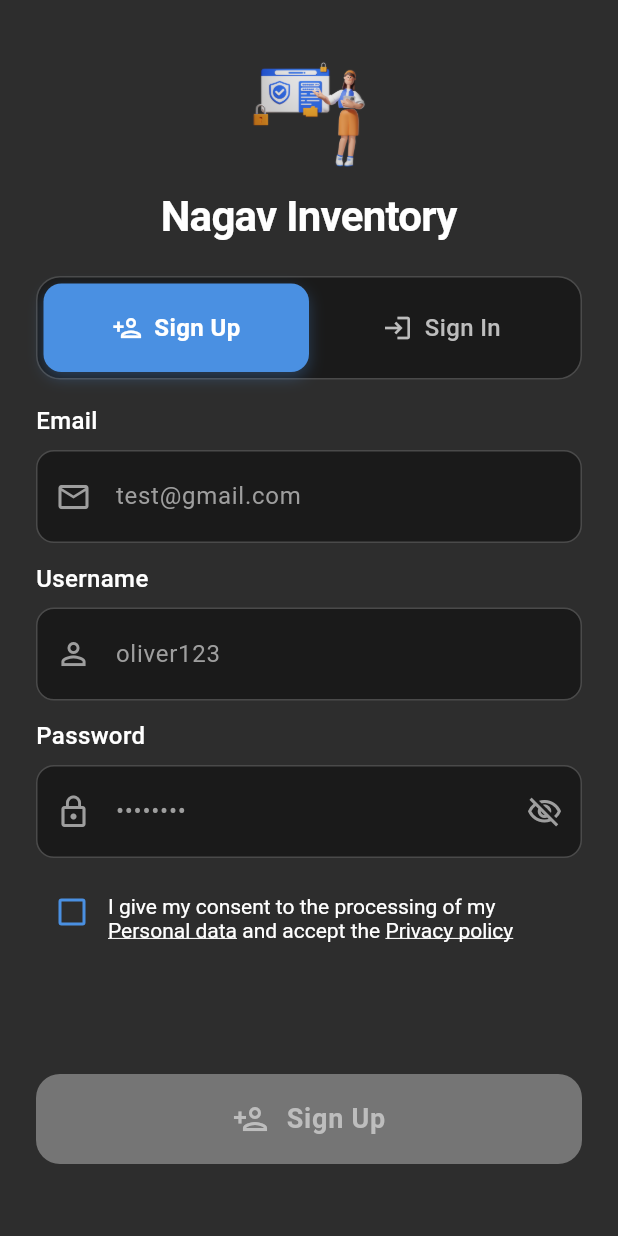
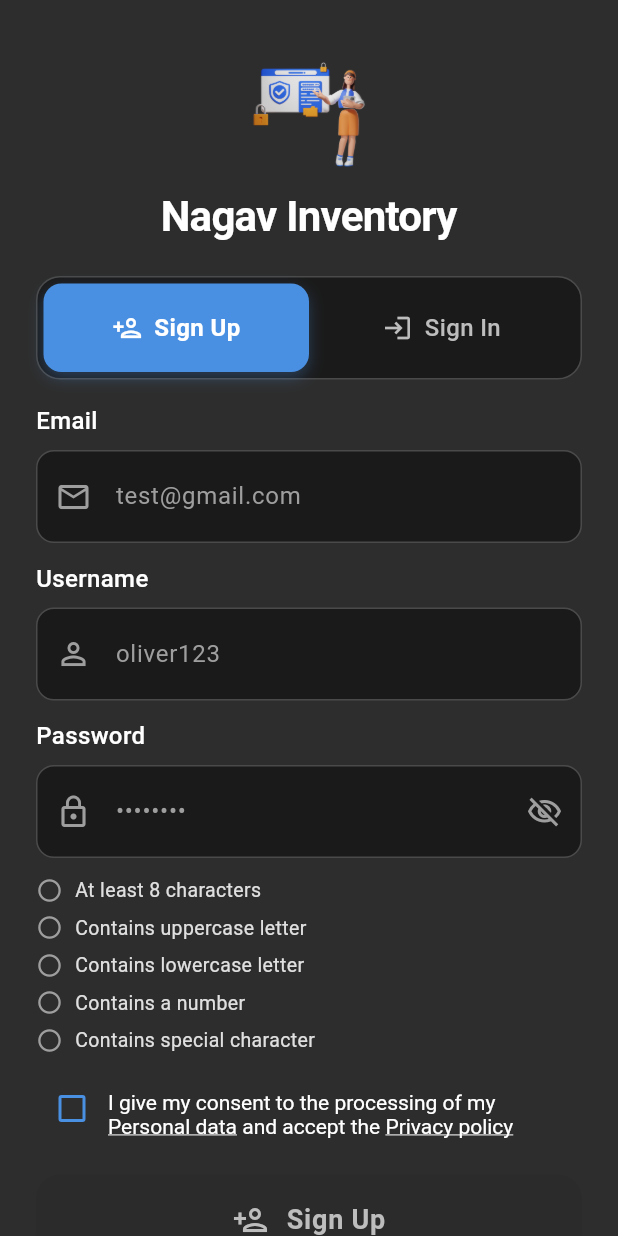
Before and after one commit to tranvix0910/warehouse-management-app, a Flutter app: the SignUpPage screen opened by its route, on a phone screen of 412 x 824 dp. Run offline on Flutter 3.47's test engine with Material 3 defaults, Android fonts, the phone set to English and light mode, and no system bars; our stand-ins replace device_preview, dio, firebase_core, firebase_database, fl_chart, flutter_secure_storage and 4 more; accounts and stored records are empty.

Commit message:
add logic validate password

```diff
--- a/lib/pages/signup_page.dart
+++ b/lib/pages/signup_page.dart
@@ -16,6 +16,19 @@ class _SignUpPageState extends State<SignUpPage> {
   bool _acceptTerms = false;
   bool _obscurePassword = true;
   bool _isLoading = false;
+
+  bool get _hasMinLength => _passwordController.text.length >= 8;
+  bool get _hasUppercase => RegExp(r'[A-Z]').hasMatch(_passwordController.text);
+  bool get _hasLowercase => RegExp(r'[a-z]').hasMatch(_passwordController.text);
+  bool get _hasNumber => RegExp(r'\d').hasMatch(_passwordController.text);
+  bool get _hasSpecial =>
+      RegExp(r'[!@#\$%\^&\*(),.?":{}|<>]').hasMatch(_passwordController.text);
+  bool get _isPasswordValid =>
+      _hasMinLength &&
+      _hasUppercase &&
+      _hasLowercase &&
+      _hasNumber &&
+      _hasSpecial;
 
   @override
   void dispose() {
@@ -39,6 +52,9 @@ class _SignUpPageState extends State<SignUpPage> {
       showErrorSnackTop(context, 'Please accept the terms');
       return;
     }
+
+    // Chặn submit nếu password chưa đạt yêu cầu (không show snack)
+    if (!_isPasswordValid) return;
 
     setState(() => _isLoading = true);
 
@@ -377,9 +393,19 @@ class _SignUpPageState extends State<SignUpPage> {
                                   },
                                 ),
                               ),
+                              onChanged: (_) => setState(() {}),
                             ),
                           ),
                         ],
+                      ),
+
+                      const SizedBox(height: 6),
+                      _PasswordRequirements(
+                        hasMinLength: _hasMinLength,
+                        hasUppercase: _hasUppercase,
+                        hasLowercase: _hasLowercase,
+                        hasNumber: _hasNumber,
+                        hasSpecial: _hasSpecial,
                       ),
 
                       SizedBox(height: constraints.maxHeight > 600 ? 12 : 8),
@@ -460,10 +486,14 @@ class _SignUpPageState extends State<SignUpPage> {
                         width: double.infinity,
                         height: 60,
                         child: ElevatedButton(
-                          onPressed: _isLoading ? null : _signUp,
+                          onPressed:
+                              _isLoading || !_acceptTerms || !_isPasswordValid
+                              ? null
+                              : _signUp,
                           style:
                               ElevatedButton.styleFrom(
-                                backgroundColor: _acceptTerms
+                                backgroundColor:
+                                    _acceptTerms && _isPasswordValid
                                     ? const Color(0xFF4A90E2)
                                     : Colors.grey[600],
                                 foregroundColor: Colors.white,
@@ -471,12 +501,12 @@ class _SignUpPageState extends State<SignUpPage> {
                                   borderRadius: BorderRadius.circular(16),
                                 ),
                                 elevation: 0,
-                                shadowColor: _acceptTerms
+                                shadowColor: _acceptTerms && _isPasswordValid
                                     ? const Color(0xFF4A90E2).withOpacity(0.3)
                                     : null,
                               ).copyWith(
                                 overlayColor: WidgetStateProperty.all(
-                                  _acceptTerms
+                                  _acceptTerms && _isPasswordValid
                                       ? Colors.white.withOpacity(0.1)
                                       : Colors.transparent,
                                 ),
@@ -498,7 +528,7 @@ class _SignUpPageState extends State<SignUpPage> {
                                     Icon(
                                       Icons.person_add_outlined,
                                       size: 24,
-                                      color: _acceptTerms
+                                      color: _acceptTerms && _isPasswordValid
                                           ? Colors.white
                                           : Colors.grey[400],
                                     ),
@@ -509,7 +539,7 @@ class _SignUpPageState extends State<SignUpPage> {
                                         fontSize: 18,
                                         fontWeight: FontWeight.w600,
                                         letterSpacing: 0.5,
-                                        color: _acceptTerms
+                                        color: _acceptTerms && _isPasswordValid
                                             ? Colors.white
                                             : Colors.grey[400],
                                       ),
@@ -531,3 +561,64 @@ class _SignUpPageState extends State<SignUpPage> {
     );
   }
 }
+
+class _PasswordRequirements extends StatelessWidget {
+  final bool hasMinLength;
+  final bool hasUppercase;
+  final bool hasLowercase;
+  final bool hasNumber;
+  final bool hasSpecial;
+
+  const _PasswordRequirements({
+    required this.hasMinLength,
+    required this.hasUppercase,
+    required this.hasLowercase,
+    required this.hasNumber,
+    required this.hasSpecial,
+  });
+
+  @override
+  Widget build(BuildContext context) {
+    return Column(
+      crossAxisAlignment: CrossAxisAlignment.start,
+      children: [
+        _RequirementRow(met: hasMinLength, label: 'At least 8 characters'),
+        _RequirementRow(met: hasUppercase, label: 'Contains uppercase letter'),
+        _RequirementRow(met: hasLowercase, label: 'Contains lowercase letter'),
+        _RequirementRow(met: hasNumber, label: 'Contains a number'),
+        _RequirementRow(met: hasSpecial, label: 'Contains special character'),
+      ],
+    );
+  }
+}
+
+class _RequirementRow extends StatelessWidget {
+  final bool met;
+  final String label;
+
+  const _RequirementRow({required this.met, required this.label});
+
+  @override
+  Widget build(BuildContext context) {
+    return Padding(
+      padding: const EdgeInsets.only(top: 6),
+      child: Row(
+        children: [
+          Icon(
+            met ? Icons.check_circle : Icons.radio_button_unchecked,
+            size: 18,
+            color: met ? const Color(0xFF22C55E) : Colors.grey[500],
+          ),
+          const SizedBox(width: 8),
+          Text(
+            label,
+            style: TextStyle(
+              color: met ? const Color(0xFF22C55E) : Colors.grey[300],
+              fontSize: 13,
+            ),
+          ),
+        ],
+      ),
+    );
+  }
+}
```
